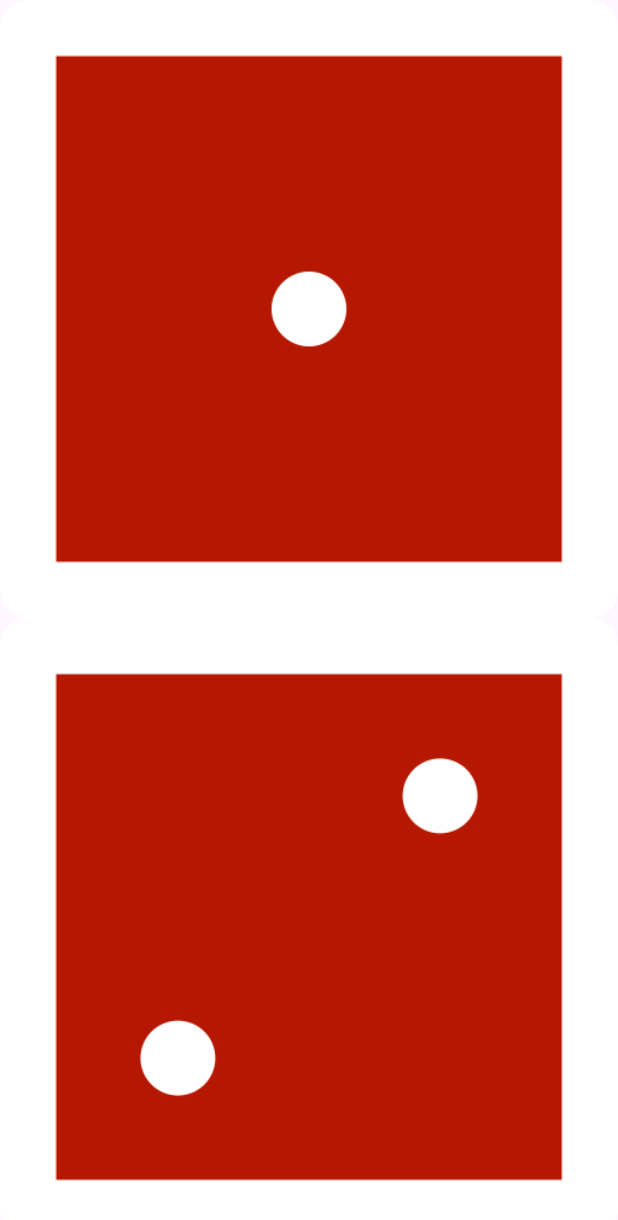
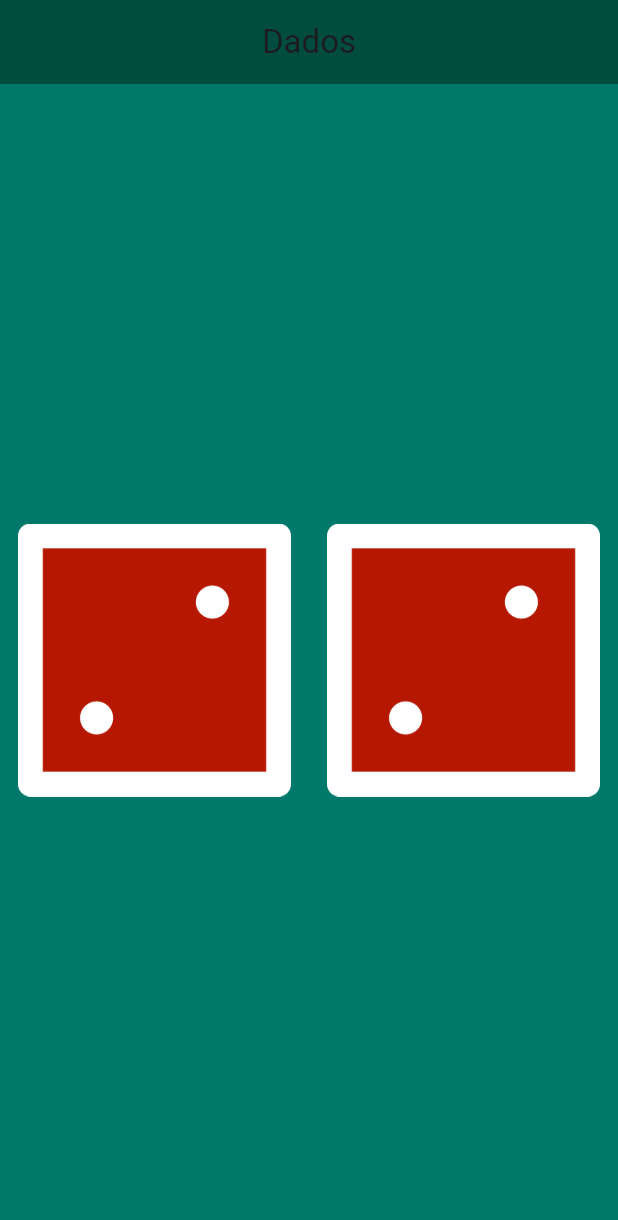
Before and after one commit to Mauricio-Junior-Dev/flutter_aula, a Flutter app: the screen it shows after launch, on a phone screen of 412 x 824 dp. Shown: the top 1220 px of the screen. Run offline on Flutter 3.47's test engine with Material 3 defaults, Android fonts, the phone set to English and light mode, and no system bars.

Commit message:
aula 26 add variavel em url de imagem

```diff
--- a/lib/dados.dart
+++ b/lib/dados.dart
@@ -3,14 +3,44 @@ import 'package:flutter/material.dart';
 class Dados extends StatelessWidget {
   @override
   Widget build(BuildContext context) {
+    var numeroDadoEsquerdo = 2;
+
+
     return MaterialApp(
       title: 'Dados',
       home: Scaffold(
-        body: Container(
-            child: Column(
-                mainAxisAlignment: MainAxisAlignment.start,
-                children: [Image.asset('assets/dados/dado1.png'),
-                  Image.asset('assets/dados/dado2.png'),])),
+        backgroundColor: Colors.teal.shade700,
+        appBar: AppBar(
+          title: Center(
+            child: Text('Dados'),
+          ),
+          backgroundColor: Colors.teal.shade900,
+        ),
+        body: Center(
+          child: Row(
+            children: [
+              Expanded(
+                child: TextButton(
+                  onPressed: () {
+                    // Ação quando o botão for pressionado
+                    print('Botão 1 pressionado');
+                  },
+                  child:
+                      Image.asset('assets/dados/dado$numeroDadoEsquerdo.png'),
+                ),
+              ),
+              Expanded(
+                child: TextButton(
+                  onPressed: () {
+                    // Ação quando o botão for pressionado
+                    print('Botão 2 pressionado');
+                  },
+                  child: Image.asset('assets/dados/dado2.png'),
+                ),
+              ),
+            ],
+          ),
+        ),
       ),
     );
   }
```
